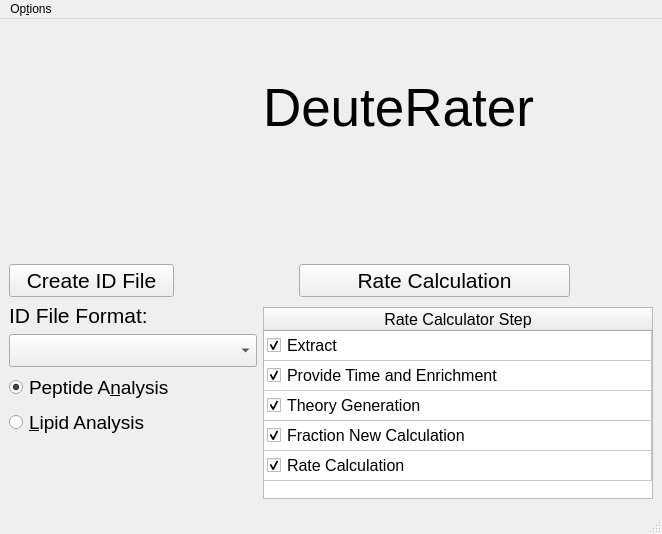
Above: ui_files/Main_Menu.ui from JC-Price/DeuteRater before the change. Below: the same form after it.
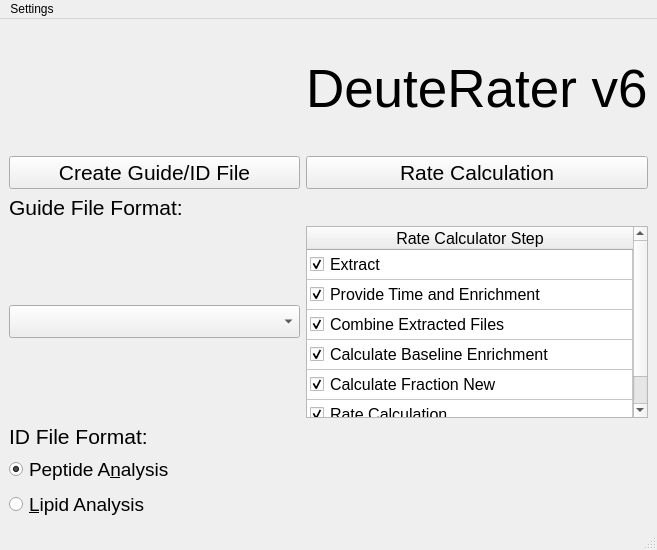
That is the form after the change. Icons and pictures are not drawn.

Patch:
```diff
--- a/ui_files/Main_Menu.ui
+++ b/ui_files/Main_Menu.ui
@@ -6,8 +6,8 @@
    <rect>
     <x>0</x>
     <y>0</y>
-    <width>662</width>
-    <height>534</height>
+    <width>657</width>
+    <height>550</height>
    </rect>
   </property>
   <property name="windowTitle">
@@ -15,7 +15,7 @@
   </property>
   <widget class="QWidget" name="centralwidget">
    <layout class="QGridLayout" name="gridLayout">
-    <item row="0" column="0" rowspan="5" colspan="2">
+    <item row="0" column="0">
      <widget class="QLabel" name="Logo">
       <property name="sizePolicy">
        <sizepolicy hsizetype="MinimumExpanding" vsizetype="MinimumExpanding">
@@ -40,20 +40,7 @@
       </property>
      </widget>
     </item>
-    <item row="0" column="4">
-     <spacer name="verticalSpacer_2">
-      <property name="orientation">
-       <enum>Qt::Vertical</enum>
-      </property>
-      <property name="sizeHint" stdset="0">
-       <size>
-        <width>20</width>
-        <height>44</height>
-       </size>
-      </property>
-     </spacer>
-    </item>
-    <item row="1" column="3" colspan="2">
+    <item row="0" column="1">
      <widget class="QLabel" name="Title">
       <property name="font">
        <font>
@@ -61,51 +48,12 @@
        </font>
       </property>
       <property name="text">
-       <string>DeuteRater</string>
+       <string>DeuteRater v6</string>
       </property>
      </widget>
     </item>
-    <item row="2" column="3" colspan="2">
-     <spacer name="horizontalSpacer_2">
-      <property name="orientation">
-       <enum>Qt::Horizontal</enum>
-      </property>
-      <property name="sizeHint" stdset="0">
-       <size>
-        <width>282</width>
-        <height>20</height>
-       </size>
-      </property>
-     </spacer>
-    </item>
-    <item row="4" column="4">
-     <spacer name="verticalSpacer">
-      <property name="orientation">
-       <enum>Qt::Vertical</enum>
-      </property>
-      <property name="sizeHint" stdset="0">
-       <size>
-        <width>20</width>
-        <height>65</height>
-       </size>
-      </property>
-     </spacer>
-    </item>
-    <item row="5" column="3" colspan="3">
-     <spacer name="horizontalSpacer_3">
-      <property name="orientation">
-       <enum>Qt::Horizontal</enum>
-      </property>
-      <property name="sizeHint" stdset="0">
-       <size>
-        <width>371</width>
-        <height>17</height>
-       </size>
-      </property>
-     </spacer>
-    </item>
-    <item row="6" column="0" colspan="2">
-     <widget class="QPushButton" name="IDFileButton">
+    <item row="1" column="0">
+     <widget class="QPushButton" name="GuideFileButton">
       <property name="sizePolicy">
        <sizepolicy hsizetype="Expanding" vsizetype="Fixed">
         <horstretch>0</horstretch>
@@ -118,24 +66,11 @@
        </font>
       </property>
       <property name="text">
-       <string>Create ID File</string>
+       <string>Create Guide/ID File</string>
       </property>
      </widget>
     </item>
-    <item row="6" column="2" colspan="2">
-     <spacer name="horizontalSpacer_4">
-      <property name="orientation">
-       <enum>Qt::Horizontal</enum>
-      </property>
-      <property name="sizeHint" stdset="0">
-       <size>
-        <width>78</width>
-        <height>30</height>
-       </size>
-      </property>
-     </spacer>
-    </item>
-    <item row="6" column="4">
+    <item row="1" column="1">
      <widget class="QPushButton" name="RateCalculationButton">
       <property name="sizePolicy">
        <sizepolicy hsizetype="Expanding" vsizetype="Fixed">
@@ -153,20 +88,28 @@
       </property>
      </widget>
     </item>
-    <item row="6" column="5">
-     <spacer name="horizontalSpacer_6">
-      <property name="orientation">
-       <enum>Qt::Horizontal</enum>
+    <item row="2" column="0">
+     <widget class="QLabel" name="label">
+      <property name="font">
+       <font>
+        <pointsize>16</pointsize>
+       </font>
       </property>
-      <property name="sizeHint" stdset="0">
-       <size>
-        <width>61</width>
-        <height>17</height>
-       </size>
+      <property name="text">
+       <string>Guide File Format:</string>
       </property>
-     </spacer>
+     </widget>
     </item>
-    <item row="7" column="0" colspan="2">
+    <item row="3" column="0">
+     <widget class="QComboBox" name="guide_file_options">
+      <property name="font">
+       <font>
+        <pointsize>16</pointsize>
+       </font>
+      </property>
+     </widget>
+    </item>
+    <item row="4" column="0" colspan="2">
      <widget class="QLabel" name="label">
       <property name="font">
        <font>
@@ -178,7 +121,7 @@
       </property>
      </widget>
     </item>
-    <item row="9" column="0" colspan="2">
+    <item row="5" column="0" colspan="2">
      <widget class="QRadioButton" name="PeptideButton">
       <property name="font">
        <font>
@@ -193,7 +136,7 @@
       </property>
      </widget>
     </item>
-    <item row="10" column="0" colspan="2">
+    <item row="6" column="0" colspan="2">
      <widget class="QRadioButton" name="LipidButton">
       <property name="font">
        <font>
@@ -205,36 +148,10 @@
       </property>
      </widget>
     </item>
-    <item row="11" column="1">
-     <spacer name="verticalSpacer_3">
-      <property name="orientation">
-       <enum>Qt::Vertical</enum>
-      </property>
-      <property name="sizeHint" stdset="0">
-       <size>
-        <width>18</width>
-        <height>28</height>
-       </size>
-      </property>
-     </spacer>
-    </item>
-    <item row="12" column="0" colspan="3">
-     <spacer name="horizontalSpacer_5">
-      <property name="orientation">
-       <enum>Qt::Horizontal</enum>
-      </property>
-      <property name="sizeHint" stdset="0">
-       <size>
-        <width>261</width>
-        <height>20</height>
-       </size>
-      </property>
-     </spacer>
-    </item>
-    <item row="7" column="3" rowspan="6" colspan="3">
+    <item row="3" column="1">
      <widget class="QTableWidget" name="RequestedStepsTable">
       <property name="sizePolicy">
-       <sizepolicy hsizetype="Expanding" vsizetype="Fixed">
+       <sizepolicy hsizetype="Expanding" vsizetype="MinimumExpanding">
         <horstretch>0</horstretch>
         <verstretch>0</verstretch>
        </sizepolicy>
@@ -248,7 +165,7 @@
        <set>QAbstractItemView::NoEditTriggers</set>
       </property>
       <property name="rowCount">
-       <number>5</number>
+       <number>6</number>
       </property>
       <attribute name="horizontalHeaderCascadingSectionResizes">
        <bool>false</bool>
@@ -271,6 +188,7 @@
       <row/>
       <row/>
       <row/>
+      <row/>
       <column>
        <property name="text">
         <string>Rate Calculator Step</string>
@@ -294,7 +212,7 @@
       </item>
       <item row="2" column="0">
        <property name="text">
-        <string>Theory Generation</string>
+        <string>Combine Extracted Files</string>
        </property>
        <property name="checkState">
         <enum>Checked</enum>
@@ -302,7 +220,7 @@
       </item>
       <item row="3" column="0">
        <property name="text">
-        <string>Fraction New Calculation</string>
+        <string>Calculate Baseline Enrichment</string>
        </property>
        <property name="checkState">
         <enum>Checked</enum>
@@ -310,6 +228,14 @@
       </item>
       <item row="4" column="0">
        <property name="text">
+        <string>Calculate Fraction New</string>
+       </property>
+       <property name="checkState">
+        <enum>Checked</enum>
+       </property>
+      </item>
+      <item row="5" column="0">
+       <property name="text">
         <string>Rate Calculation</string>
        </property>
        <property name="checkState">
@@ -318,15 +244,6 @@
       </item>
      </widget>
     </item>
-    <item row="8" column="0" colspan="3">
-     <widget class="QComboBox" name="id_file_options">
-      <property name="font">
-       <font>
-        <pointsize>16</pointsize>
-       </font>
-      </property>
-     </widget>
-    </item>
    </layout>
   </widget>
   <widget class="QMenuBar" name="menubar">
@@ -334,13 +251,13 @@
     <rect>
      <x>0</x>
      <y>0</y>
-     <width>662</width>
-     <height>22</height>
+     <width>657</width>
+     <height>21</height>
     </rect>
    </property>
    <widget class="QMenu" name="menuOptions">
     <property name="title">
-     <string>Op&amp;tions</string>
+     <string>Settings</string>
     </property>
     <addaction name="actionID_File_Settings"/>
     <addaction name="actionSettings"/>
```
Left out of the diff: 11 changed lines with no effect on the pictures.
